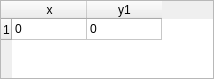
First picture: the form in simModules/src/wcursorinfo.ui, repository koalakoker/gSim, before the edit.
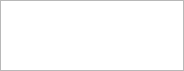
Second picture: the form after the edit. Custom widgets are drawn as their Qt base class.

What changed in the file:
```diff
--- a/simModules/src/wcursorinfo.ui
+++ b/simModules/src/wcursorinfo.ui
@@ -6,8 +6,8 @@
    <rect>
     <x>0</x>
     <y>0</y>
-    <width>214</width>
-    <height>79</height>
+    <width>184</width>
+    <height>71</height>
    </rect>
   </property>
   <property name="sizePolicy">
@@ -33,12 +33,18 @@
     <number>0</number>
    </property>
    <item>
-    <widget class="WTable" name="tableWidget">
+    <widget class="QTableWidget" name="tableWidget">
+     <property name="sizePolicy">
+      <sizepolicy hsizetype="Expanding" vsizetype="Expanding">
+       <horstretch>0</horstretch>
+       <verstretch>0</verstretch>
+      </sizepolicy>
+     </property>
      <property name="rowCount">
-      <number>1</number>
+      <number>0</number>
      </property>
      <property name="columnCount">
-      <number>2</number>
+      <number>0</number>
      </property>
      <attribute name="horizontalHeaderVisible">
       <bool>true</bool>
@@ -58,38 +64,10 @@
      <attribute name="verticalHeaderDefaultSectionSize">
       <number>21</number>
      </attribute>
-     <row/>
-     <column>
-      <property name="text">
-       <string>x</string>
-      </property>
-     </column>
-     <column>
-      <property name="text">
-       <string>y1</string>
-      </property>
-     </column>
-     <item row="0" column="0">
-      <property name="text">
-       <string>0</string>
-      </property>
-     </item>
-     <item row="0" column="1">
-      <property name="text">
-       <string>0</string>
-      </property>
-     </item>
     </widget>
    </item>
   </layout>
  </widget>
- <customwidgets>
-  <customwidget>
-   <class>WTable</class>
-   <extends>QTableWidget</extends>
-   <header location="global">wtable.h</header>
-  </customwidget>
- </customwidgets>
  <resources/>
  <connections/>
 </ui>
```
